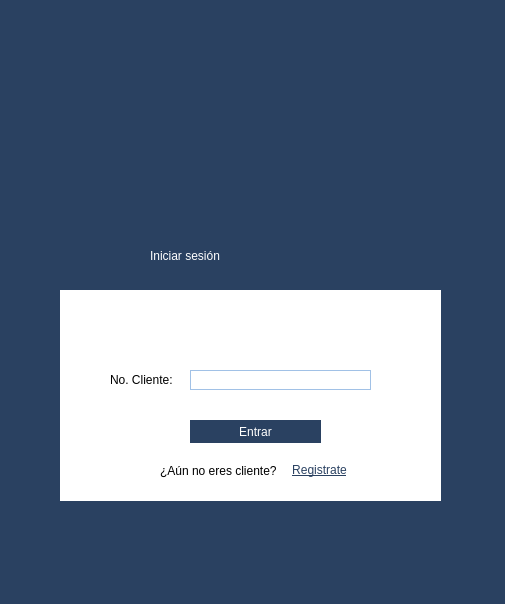
First picture: the form in inicio.ui, repository FernandoHS-0/ProyectoIS2, before the edit.
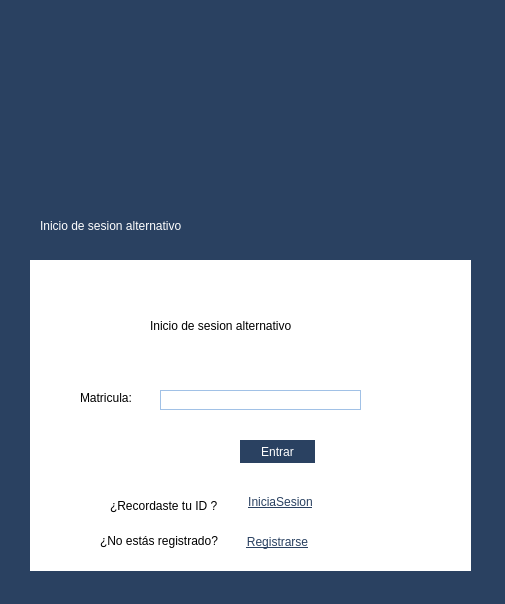
Second picture: the form after the edit. The open tabs and pages were chosen to show the change. Icons and pictures are not drawn.

Commit message:
Login_Alternativo
Ya se puede acceder por otro campo llamado matricula el cual ya se encuentra instanciado y la interfaz ya esta hecha

```diff
--- a/inicio.ui
+++ b/inicio.ui
@@ -48,10 +48,10 @@
     <widget class="QWidget" name="widget" native="true">
      <property name="geometry">
       <rect>
-       <x>60</x>
-       <y>290</y>
-       <width>381</width>
-       <height>211</height>
+       <x>40</x>
+       <y>280</y>
+       <width>431</width>
+       <height>251</height>
       </rect>
      </property>
      <property name="styleSheet">
@@ -94,8 +94,8 @@
      <widget class="QPushButton" name="pushButton">
       <property name="geometry">
        <rect>
-        <x>130</x>
-        <y>130</y>
+        <x>150</x>
+        <y>110</y>
         <width>131</width>
         <height>23</height>
        </rect>
@@ -119,8 +119,8 @@
      <widget class="QWidget" name="layoutWidget">
       <property name="geometry">
        <rect>
-        <x>100</x>
-        <y>170</y>
+        <x>110</x>
+        <y>210</y>
         <width>196</width>
         <height>21</height>
        </rect>
@@ -435,6 +435,219 @@
      </property>
     </widget>
    </widget>
+   <widget class="QWidget" name="page_3">
+    <widget class="QWidget" name="widget_3" native="true">
+     <property name="geometry">
+      <rect>
+       <x>30</x>
+       <y>260</y>
+       <width>441</width>
+       <height>311</height>
+      </rect>
+     </property>
+     <property name="styleSheet">
+      <string notr="true">QWidget{
+	background-color: white;
+}
+
+QLabel{
+	font: 12pt &quot;Corbel&quot;;
+	color: black,
+}
+
+QLineEdit{
+	border: 1px solid #A1C1E6;
+}</string>
+     </property>
+     <widget class="QLabel" name="label_3">
+      <property name="geometry">
+       <rect>
+        <x>120</x>
+        <y>50</y>
+        <width>231</width>
+        <height>31</height>
+       </rect>
+      </property>
+      <property name="text">
+       <string>Inicio de sesion alternativo </string>
+      </property>
+     </widget>
+     <widget class="QLabel" name="label_13">
+      <property name="geometry">
+       <rect>
+        <x>50</x>
+        <y>130</y>
+        <width>111</width>
+        <height>16</height>
+       </rect>
+      </property>
+      <property name="text">
+       <string>Matricula: </string>
+      </property>
+     </widget>
+     <widget class="QLineEdit" name="txtMatricula">
+      <property name="geometry">
+       <rect>
+        <x>130</x>
+        <y>130</y>
+        <width>201</width>
+        <height>20</height>
+       </rect>
+      </property>
+     </widget>
+     <widget class="QPushButton" name="BotonEntrarAlternativo">
+      <property name="geometry">
+       <rect>
+        <x>210</x>
+        <y>180</y>
+        <width>75</width>
+        <height>23</height>
+       </rect>
+      </property>
+      <property name="styleSheet">
+       <string notr="true">QPushButton{
+	background-color: #2A4161;
+	color: white;
+	font: 10pt &quot;Corbel&quot;;
+	border: none;
+}
+
+QPushButton:Hover{
+	background-color: #C2C9F2;
+}</string>
+      </property>
+      <property name="text">
+       <string>Entrar</string>
+      </property>
+     </widget>
+     <widget class="QLabel" name="label_15">
+      <property name="geometry">
+       <rect>
+        <x>70</x>
+        <y>270</y>
+        <width>161</width>
+        <height>21</height>
+       </rect>
+      </property>
+      <property name="text">
+       <string>¿No estás registrado?</string>
+      </property>
+     </widget>
+     <widget class="QLabel" name="label_16">
+      <property name="geometry">
+       <rect>
+        <x>80</x>
+        <y>230</y>
+        <width>141</width>
+        <height>31</height>
+       </rect>
+      </property>
+      <property name="text">
+       <string>¿Recordaste tu ID ?</string>
+      </property>
+     </widget>
+     <widget class="QPushButton" name="IniciaSesionAlt">
+      <property name="geometry">
+       <rect>
+        <x>210</x>
+        <y>230</y>
+        <width>81</width>
+        <height>23</height>
+       </rect>
+      </property>
+      <property name="styleSheet">
+       <string notr="true">QPushButton{
+	background-color: rgba(0,0,0,0);
+	border: none;
+	color: #2A4161;
+	text-decoration: underline;
+}
+
+QPushButton:Hover{
+	color: #C2C9F2;
+}
+</string>
+      </property>
+      <property name="text">
+       <string>IniciaSesion</string>
+      </property>
+     </widget>
+     <widget class="QPushButton" name="RegistrarseAlt">
+      <property name="geometry">
+       <rect>
+        <x>210</x>
+        <y>270</y>
+        <width>75</width>
+        <height>23</height>
+       </rect>
+      </property>
+      <property name="styleSheet">
+       <string notr="true">QPushButton{
+	background-color: rgba(0,0,0,0);
+	border: none;
+	color: #2A4161;
+	text-decoration: underline;
+}
+
+QPushButton:Hover{
+	color: #C2C9F2;
+}
+</string>
+      </property>
+      <property name="text">
+       <string>Registrarse</string>
+      </property>
+     </widget>
+    </widget>
+    <widget class="QPushButton" name="iconologinalternativo">
+     <property name="geometry">
+      <rect>
+       <x>170</x>
+       <y>20</y>
+       <width>151</width>
+       <height>181</height>
+      </rect>
+     </property>
+     <property name="autoFillBackground">
+      <bool>false</bool>
+     </property>
+     <property name="styleSheet">
+      <string notr="true">background-color: rgba(0,0,0,0);
+border: none;</string>
+     </property>
+     <property name="text">
+      <string/>
+     </property>
+     <property name="icon">
+      <iconset>
+       <normaloff>img/park_w.png</normaloff>img/park_w.png</iconset>
+     </property>
+     <property name="iconSize">
+      <size>
+       <width>150</width>
+       <height>150</height>
+      </size>
+     </property>
+    </widget>
+    <widget class="QLabel" name="label_14">
+     <property name="geometry">
+      <rect>
+       <x>40</x>
+       <y>210</y>
+       <width>441</width>
+       <height>31</height>
+      </rect>
+     </property>
+     <property name="styleSheet">
+      <string notr="true">background-color: rgba(0,0,0,0);
+font: 75 30pt &quot;Corbel&quot;;
+color: white;</string>
+     </property>
+     <property name="text">
+      <string>Inicio de sesion alternativo</string>
+     </property>
+    </widget>
+   </widget>
   </widget>
  </widget>
  <resources>
```
Left out of the diff: 41 changed lines with no effect on the pictures. The commit also changes 4 other files.
